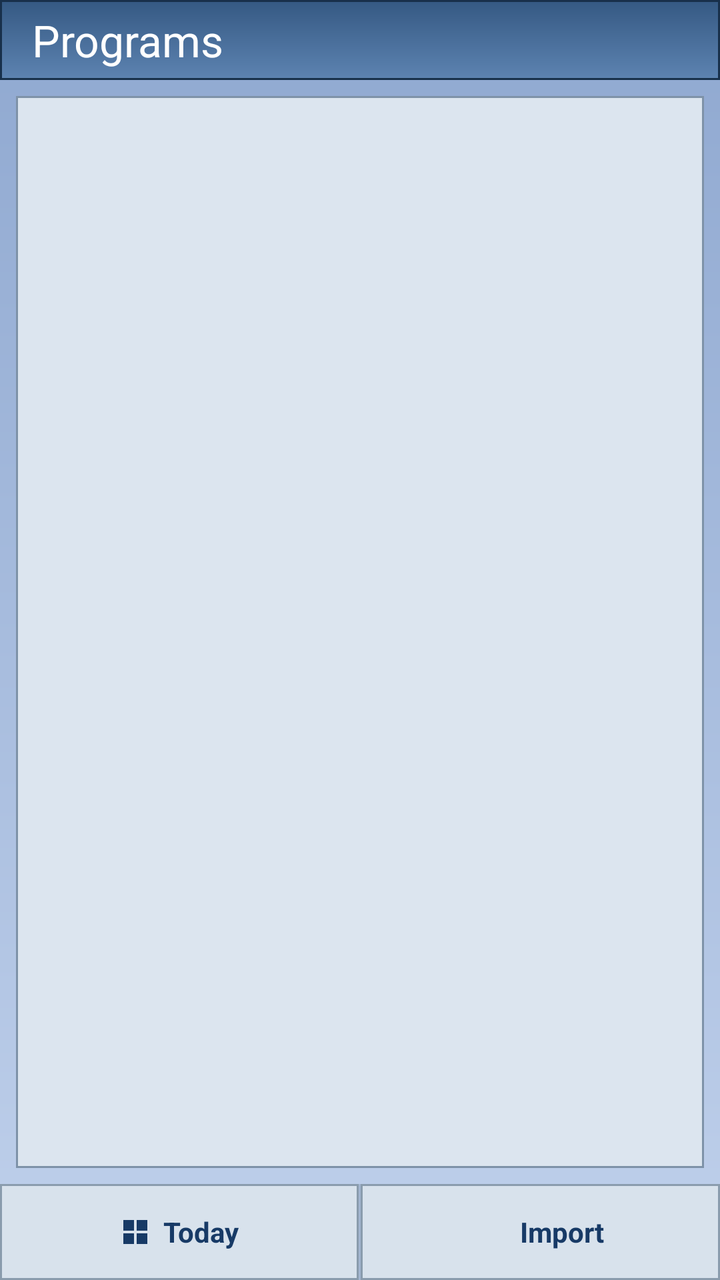
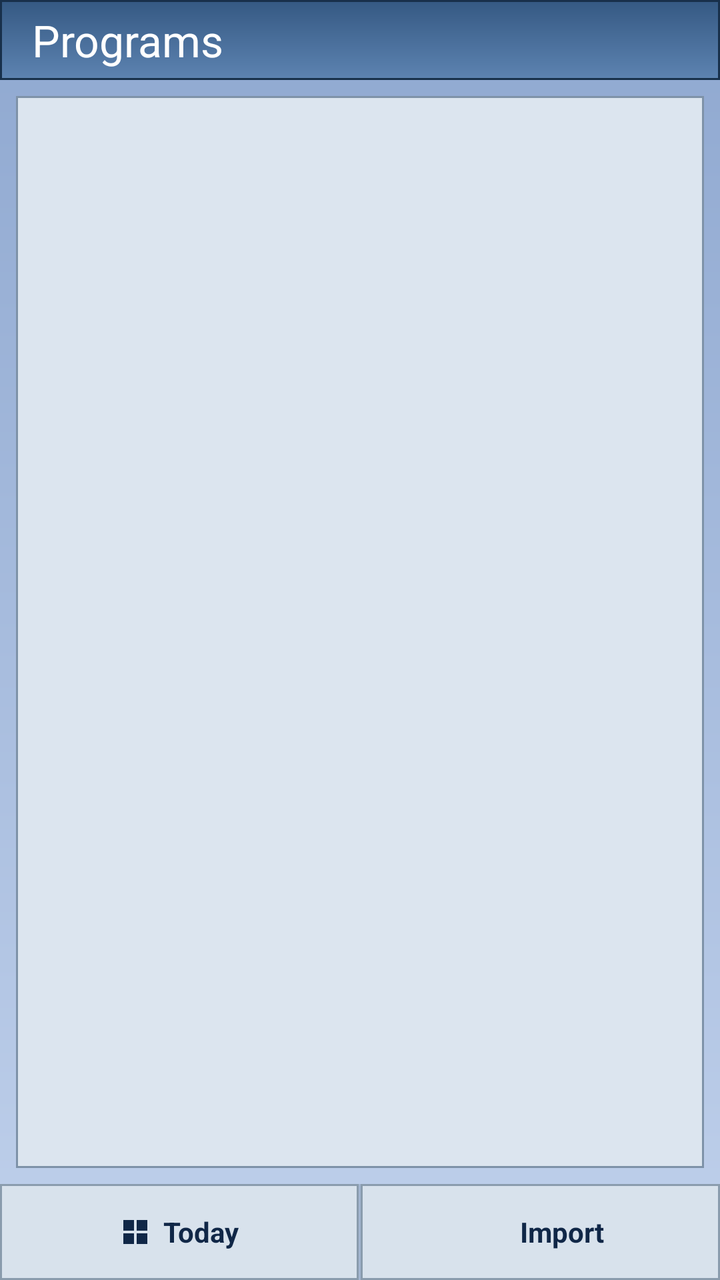

Screens rendered from an Android XML layout before and after an edit, with the pre-edit source and the edit as a unified diff.
<!-- AndroidManifest.xml: application theme Theme.PocketHLE -->
<!-- res/layout/activity_main.xml -->
<?xml version="1.0" encoding="utf-8"?>
<LinearLayout
    xmlns:android="http://schemas.android.com/apk/res/android"
    xmlns:app="http://schemas.android.com/apk/res-auto"
    xmlns:tools="http://schemas.android.com/tools"
    android:layout_width="match_parent"
    android:layout_height="match_parent"
    android:background="@drawable/bg_launcher_gradient"
    android:orientation="vertical">

    <androidx.appcompat.widget.Toolbar
        android:id="@+id/toolbar"
        android:layout_width="match_parent"
        android:layout_height="40dp"
        android:background="@drawable/bg_today_titlebar"
        android:theme="@style/ThemeOverlay.PocketHLE.AppBar"
        app:popupTheme="@style/ThemeOverlay.PocketHLE.AppBar"
        app:title="@string/nav_games_library"
        app:titleTextColor="@color/md_on_primary" />

    <FrameLayout
        android:layout_width="match_parent"
        android:layout_height="0dp"
        android:layout_weight="1"
        android:layout_margin="8dp"
        android:background="@drawable/bg_wm_panel">

        <androidx.recyclerview.widget.RecyclerView
            android:id="@+id/recycler"
            android:layout_width="match_parent"
            android:layout_height="match_parent"
            android:clipToPadding="false"
            android:padding="8dp"
            android:paddingBottom="12dp"
            tools:listitem="@layout/item_game" />

        <TextView
            android:id="@+id/empty_state"
            android:layout_width="match_parent"
            android:layout_height="match_parent"
            android:gravity="center"
            android:padding="32dp"
            android:text="@string/empty_library"
            android:textColor="?attr/colorOnSurfaceVariant"
            android:textSize="18sp"
            android:visibility="gone" />
    </FrameLayout>

    <LinearLayout
        android:layout_width="match_parent"
        android:layout_height="48dp"
        android:orientation="horizontal">

        <LinearLayout
            android:id="@+id/btn_today"
            android:layout_width="0dp"
            android:layout_height="match_parent"
            android:layout_weight="1"
            android:background="@drawable/bg_softkey"
            android:clickable="true"
            android:focusable="true"
            android:gravity="center"
            android:orientation="horizontal">

            <ImageView
                android:layout_width="16dp"
                android:layout_height="16dp"
                android:contentDescription="@null"
                android:src="@drawable/ic_start_flag"
                android:tint="@color/md_tertiary" />

            <TextView
                android:layout_width="wrap_content"
                android:layout_height="wrap_content"
                android:layout_marginStart="6dp"
                android:text="@string/main_softkey_today"
                android:textColor="@color/md_tertiary"
                android:textStyle="bold" />
        </LinearLayout>

        <View
            android:layout_width="1dp"
            android:layout_height="match_parent"
            android:background="#A2B5D0" />

        <LinearLayout
            android:id="@+id/btn_import"
            android:layout_width="0dp"
            android:layout_height="match_parent"
            android:layout_weight="1"
            android:background="@drawable/bg_softkey"
            android:clickable="true"
            android:focusable="true"
            android:gravity="center"
            android:orientation="horizontal">

            <ImageView
                android:layout_width="16dp"
                android:layout_height="16dp"
                android:contentDescription="@null"
                android:src="@drawable/ic_add"
                android:tint="@color/md_tertiary" />

            <TextView
                android:layout_width="wrap_content"
                android:layout_height="wrap_content"
                android:layout_marginStart="6dp"
                android:text="@string/main_softkey_import"
                android:textColor="@color/md_tertiary"
                android:textStyle="bold" />
        </LinearLayout>
    </LinearLayout>

</LinearLayout>
<!-- res/layout/item_game.xml (included above) -->
<?xml version="1.0" encoding="utf-8"?>
<LinearLayout xmlns:android="http://schemas.android.com/apk/res/android"
    android:layout_width="match_parent"
    android:layout_height="wrap_content"
    android:layout_marginBottom="6dp"
    android:background="@drawable/bg_wm_row"
    android:clickable="true"
    android:focusable="true"
    android:gravity="center_vertical"
    android:orientation="horizontal"
    android:padding="8dp">

    <ImageView
        android:id="@+id/game_icon"
        android:layout_width="36dp"
        android:layout_height="36dp"
        android:background="@color/grid_icon_bg"
        android:contentDescription="@string/game_icon"
        android:padding="4dp"
        android:scaleType="centerCrop"
        android:src="@drawable/ic_game" />

    <LinearLayout
        android:layout_width="0dp"
        android:layout_height="wrap_content"
        android:layout_marginStart="10dp"
        android:layout_weight="1"
        android:orientation="vertical">

        <TextView
            android:id="@+id/game_title"
            android:layout_width="match_parent"
            android:layout_height="wrap_content"
            android:ellipsize="end"
            android:maxLines="1"
            android:textColor="@color/md_on_surface"
            android:textSize="15sp"
            android:textStyle="bold" />

        <TextView
            android:id="@+id/game_subtitle"
            android:layout_width="match_parent"
            android:layout_height="wrap_content"
            android:ellipsize="end"
            android:maxLines="1"
            android:textColor="@color/md_on_surface_variant"
            android:textSize="12sp" />

        <TextView
            android:id="@+id/game_backend"
            android:layout_width="match_parent"
            android:layout_height="wrap_content"
            android:textColor="@color/md_on_surface_variant"
            android:textSize="11sp" />
    </LinearLayout>

    <ImageButton
        android:id="@+id/btn_more"
        android:layout_width="30dp"
        android:layout_height="30dp"
        android:background="@drawable/bg_card_overflow"
        android:contentDescription="@string/action_more"
        android:padding="4dp"
        android:src="@drawable/ic_more_vert" />
</LinearLayout>
<!-- resources referenced by this layout -->
<resources>
  <color name="grid_icon_bg">@color/md_surface_variant</color>
  <color name="md_on_primary">#FFFFFF</color>
  <color name="md_on_surface">#102747</color>
  <color name="md_on_surface_variant">#35557C</color>
  <color name="md_tertiary">#173A66</color>
  <!-- drawable bg_launcher_gradient (drawable) -->
  <?xml version="1.0" encoding="utf-8"?>
  <shape xmlns:android="http://schemas.android.com/apk/res/android"
      android:shape="rectangle">
      <gradient
          android:angle="90"
          android:startColor="@color/grid_bg_top"
          android:endColor="@color/grid_bg_bottom"
          android:type="linear" />
  </shape>
  <!-- drawable bg_today_titlebar (drawable) -->
  <?xml version="1.0" encoding="utf-8"?>
  <shape xmlns:android="http://schemas.android.com/apk/res/android"
      android:shape="rectangle">
      <gradient
          android:angle="90"
          android:startColor="#5D83B1"
          android:endColor="#355983"
          android:type="linear" />
      <stroke
          android:width="1dp"
          android:color="#18304B" />
  </shape>
  <!-- drawable bg_wm_panel (drawable) -->
  <?xml version="1.0" encoding="utf-8"?>
  <shape xmlns:android="http://schemas.android.com/apk/res/android" android:shape="rectangle">
      <solid android:color="#DCE5EF" />
      <stroke
          android:width="1dp"
          android:color="#7E92A8" />
  </shape>
  <!-- drawable bg_wm_row (drawable) -->
  <?xml version="1.0" encoding="utf-8"?>
  <ripple xmlns:android="http://schemas.android.com/apk/res/android"
      android:color="#406A88A8">
      <item>
          <shape android:shape="rectangle">
              <solid android:color="#EDF2F7" />
              <stroke
                  android:width="1dp"
                  android:color="#8A9CAD" />
          </shape>
      </item>
  </ripple>
  <string name="action_more">Menu</string>
  <string name="empty_library">No programs yet.\nTap Import to add a Pocket PC .CAB file.</string>
  <string name="game_icon">Game icon</string>
  <string name="main_softkey_import">Import</string>
  <string name="main_softkey_today">Today</string>
  <string name="nav_games_library">Programs</string>
  <style name="ThemeOverlay.PocketHLE.AppBar" parent="ThemeOverlay.Material3">
          <item name="colorControlNormal">?attr/colorOnPrimary</item>
          <item name="android:textColorPrimary">?attr/colorOnPrimary</item>
          <item name="android:textColorSecondary">?attr/colorOnPrimary</item>
      </style>
  <color name="md_surface_variant">#C0D0E7</color>
  <color name="grid_bg_top">#BFD0EB</color>
  <color name="grid_bg_bottom">#8FA8D0</color>
  <color name="md_primary">#2E5D9F</color>
  <color name="md_primary_container">#D8E3F5</color>
  <color name="md_on_primary_container">#102A53</color>
  <color name="md_secondary">#496A93</color>
  <color name="md_on_secondary">#FFFFFF</color>
  <color name="md_secondary_container">#D7E1F0</color>
  <color name="md_on_secondary_container">#17314E</color>
  <color name="md_on_tertiary">#FFFFFF</color>
  <color name="md_background">#A9BFE2</color>
  <color name="md_on_background">#102747</color>
  <color name="md_surface">#DDE8F7</color>
  <color name="md_outline">#6F86A6</color>
  <color name="md_error">#B3261E</color>
  <color name="md_on_error">#FFFFFF</color>
  <style name="PreferenceThemeOverlay.PocketHLE" parent="PreferenceThemeOverlay">
          <item name="preferenceCategoryTitleTextAppearance">@style/TextAppearance.PocketHLE.PreferenceCategory</item>
          <item name="preferenceCategoryStyle">@style/Preference.PocketHLE.Category</item>
      </style>
  <style name="TextAppearance.PocketHLE.PreferenceCategory" parent="TextAppearance.Material3.LabelLarge">
          <item name="android:textColor">?attr/colorPrimary</item>
          <item name="android:textAllCaps">false</item>
          <item name="android:textSize">13sp</item>
      </style>
  <style name="Preference.PocketHLE.Category" parent="Preference.Category">
          <item name="android:layout">@layout/pref_category_sand</item>
      </style>
</resources>

<!-- the commit's change to res/layout/activity_main.xml (unified diff, before → after) -->
@@ -67,14 +67,14 @@
                 android:layout_height="16dp"
                 android:contentDescription="@null"
                 android:src="@drawable/ic_start_flag"
-                android:tint="@color/md_tertiary" />
+                android:tint="@color/md_on_surface" />
 
             <TextView
                 android:layout_width="wrap_content"
                 android:layout_height="wrap_content"
                 android:layout_marginStart="6dp"
                 android:text="@string/main_softkey_today"
-                android:textColor="@color/md_tertiary"
+                android:textColor="@color/md_on_surface"
                 android:textStyle="bold" />
         </LinearLayout>
 
@@ -99,14 +99,14 @@
                 android:layout_height="16dp"
                 android:contentDescription="@null"
                 android:src="@drawable/ic_add"
-                android:tint="@color/md_tertiary" />
+                android:tint="@color/md_on_surface" />
 
             <TextView
                 android:layout_width="wrap_content"
                 android:layout_height="wrap_content"
                 android:layout_marginStart="6dp"
                 android:text="@string/main_softkey_import"
-                android:textColor="@color/md_tertiary"
+                android:textColor="@color/md_on_surface"
                 android:textStyle="bold" />
         </LinearLayout>
     </LinearLayout>
<!-- resource entries referenced after the edit -->
@@ -4,7 +4,6 @@
   <color name="md_on_primary">#FFFFFF</color>
   <color name="md_on_surface">#102747</color>
   <color name="md_on_surface_variant">#35557C</color>
-  <color name="md_tertiary">#173A66</color>
   <!-- drawable bg_launcher_gradient (drawable) -->
   <?xml version="1.0" encoding="utf-8"?>
   <shape xmlns:android="http://schemas.android.com/apk/res/android"
@@ -70,6 +69,7 @@
   <color name="md_on_secondary">#FFFFFF</color>
   <color name="md_secondary_container">#D7E1F0</color>
   <color name="md_on_secondary_container">#17314E</color>
+  <color name="md_tertiary">#173A66</color>
   <color name="md_on_tertiary">#FFFFFF</color>
   <color name="md_background">#A9BFE2</color>
   <color name="md_on_background">#102747</color>
